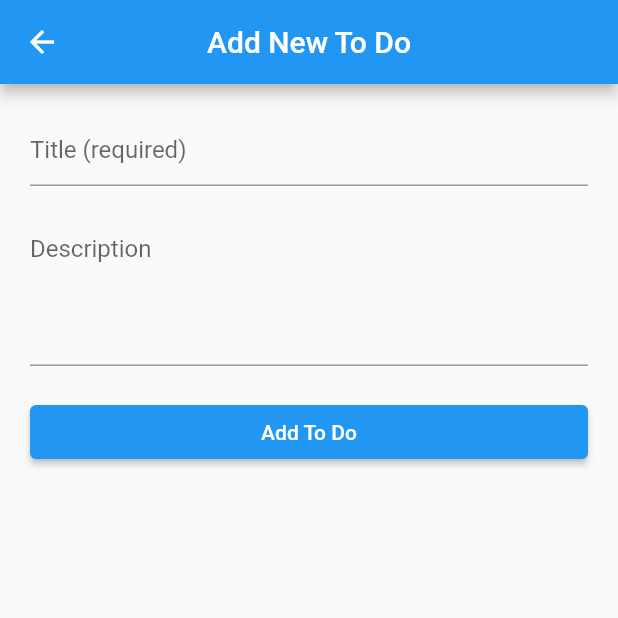
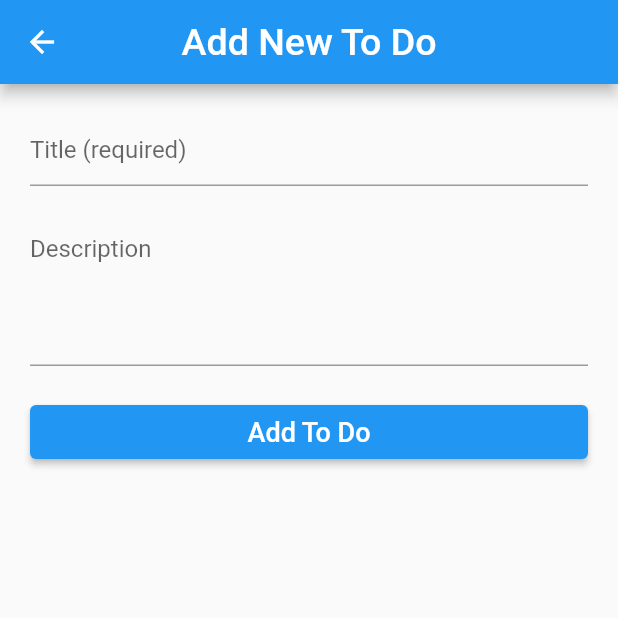
Before and after one commit to n-tse/flutter_todolist, a Flutter app: the screen it shows after launch, after a tap on the "add" icon, on a phone screen of 412 x 824 dp, the top half of it. Run offline on Flutter 3.47's test engine with Material 2 defaults, Android fonts, the phone set to English and light mode, and no system bars; network calls fail.

Commit message:
update text and button sizing/display

```diff
--- a/lib/views/home.dart
+++ b/lib/views/home.dart
@@ -28,7 +28,7 @@ class _HomePageState extends State<HomePage> {
         title: const Row(
           mainAxisAlignment: MainAxisAlignment.center,
           children: [
-            Text("To Do List"),
+            Text("To Do List", style: TextStyle(fontSize: 25),),
           ],
         ),
       ),
@@ -37,17 +37,19 @@ class _HomePageState extends State<HomePage> {
         visible: initialLoad,
         replacement: RefreshIndicator(
           onRefresh: fetchToDos,
-          child: Padding(
-            padding: const EdgeInsets.symmetric(vertical: 8.0),
           child: ListView.builder(
+            padding: const EdgeInsets.all(8.0),
             itemCount: toDos.length,
             itemBuilder: (context, index) {
               final toDo = toDos[index] as Map;
               final id = toDo['_id'] as String;
-                return ListTile(
+              return Card(
+                elevation: 4.0,
+                color: Colors.amberAccent[100],
+                child: ListTile(
                   // leading: CircleAvatar(child: Text((index + 1).toString())),
-                  title: Text(toDo['title']),
-                  subtitle: Text(toDo['description']),
+                  title: Text(toDo['title'], style: const TextStyle(fontSize: 22),),
+                  subtitle: Text(toDo['description'], style: const TextStyle(fontSize: 16)),
                   trailing: Column(
                     // display the PopupMenuButton items vertically (default displays horizontally)
                     mainAxisSize: MainAxisSize
@@ -84,17 +86,24 @@ class _HomePageState extends State<HomePage> {
                       ),
                     ],
                   ),
+                ),
               );
             },
           ),
         ),
-        ),
         child: const Center(child: CircularProgressIndicator()),
       ),
-      floatingActionButton: FloatingActionButton.extended(
+      // increases the size of the FAB
+      floatingActionButton: Transform.scale(
+        scale: 1.25,
+        child: Padding(
+          padding: const EdgeInsets.all(8.0),
+          child: FloatingActionButton.extended(
             onPressed: navigateToAddToDo,
             label: const Icon(Icons.add),
             shape: const CircleBorder(),
+          ),
+        ),
       ),
     );
   }
--- a/lib/views/to_do_form.dart
+++ b/lib/views/to_do_form.dart
@@ -55,7 +55,10 @@ class _ToDoFormState extends State<ToDoForm> {
               Navigator.pop(context);
             },
           ),
-          title: Text(isEditMode ? "Edit To Do" : "Add New To Do"),
+          title: Text(
+            isEditMode ? "Edit To Do" : "Add New To Do",
+            style: const TextStyle(fontSize: 25),
+          ),
           centerTitle: true,
         ),
         body: ListView(
@@ -90,7 +93,7 @@ class _ToDoFormState extends State<ToDoForm> {
                       height: 25, // Adjust the height of the progress indicator
                       child: CircularProgressIndicator(),
                     )
-                  : Text(isEditMode ? "Update" : "Add To Do"),
+                  : Text(isEditMode ? "Update" : "Add To Do", style: const TextStyle(fontSize: 18.0),),
             )
           ],
         ),
```
Lines whose indentation alone changed are shown as unchanged.
